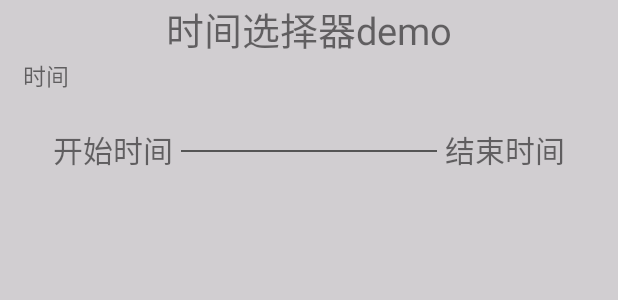
After one commit to laihuiming/MyApp, an Android app: the layout m_left_time.xml on its own in the app's theme, with its tools: preview values and no code run, on a phone screen of 412 x 824 dp. The commit adds this screen. Shown: the top 300 px of the screen. Run offline under Robolectric (Android 15) with nearby library versions, the phone set to English and light mode, and no system bars.

```diff
--- a/app/build.gradle
+++ b/app/build.gradle
@@ -151,4 +151,6 @@ dependencies {
     api "org.permissionsdispatcher:permissionsdispatcher:4.7.0"
     annotationProcessor "org.permissionsdispatcher:permissionsdispatcher-processor:4.7.0"
 
+    api 'com.contrarywind:Android-PickerView:4.1.9' //日期时间选择器
+
 }
--- a/app/src/main/AndroidManifest.xml
+++ b/app/src/main/AndroidManifest.xml
@@ -33,6 +33,7 @@
         <activity android:name=".ActivityResultTest.ThirdActivity"/>
         <activity android:name=".VisibilityTest.VisibilityTestActivity"/>
         <activity android:name=".ViewPager.ViewPagerActivity"/>
+        <activity android:name=".DrawerLayout.DrawerLayoutTestActivity"/>
     </application>
 
 </manifest>
--- a/app/src/main/java/com/example/myapplication2/ViewPager/ViewPagerActivity.java
+++ b/app/src/main/java/com/example/myapplication2/ViewPager/ViewPagerActivity.java
@@ -1,6 +1,7 @@
 package com.example.myapplication2.ViewPager;
 
 
+import android.annotation.SuppressLint;
 import android.os.Bundle;
 import android.view.LayoutInflater;
 import android.view.View;
@@ -28,7 +29,6 @@ public class ViewPagerActivity extends AppCompatActivity {
     TabLayout tabLayout;
     @BindView(R.id.viewpager)
     ViewPager viewpager;
-
     private ViewPagerAdapter adapter;
 
     //设置界面文件和文字一一对应
@@ -56,8 +56,9 @@ public class ViewPagerActivity extends AppCompatActivity {
         //初始化
         tabLayout.getTabAt(ItemWhat);
         for (int i = 1; i < tabLayout.getTabCount();i++){
-            View view = LayoutInflater.from(ViewPagerActivity.this).inflate(R.layout.item_view1,null);
+            View view = LayoutInflater.from(ViewPagerActivity.this).inflate(R.layout.item_viewpager_view,null);
 //            LinearLayout linearLayout = view.findViewById(R.id.ll_tab1);
+
             TextView tabText = view.findViewById(R.id.tv_tab1);
             ImageView imageView = view.findViewById(R.id.iv_tab1);
 
--- a/app/src/main/res/layout/activity_main.xml
+++ b/app/src/main/res/layout/activity_main.xml
@@ -36,5 +36,9 @@
         android:text="切换页面ViewPager测试"
         android:layout_width="wrap_content"
         android:layout_height="wrap_content"/>
-
+    <Button
+        android:id="@+id/activity_drawerlayout_text"
+        android:text="侧滑页面测试"
+        android:layout_width="wrap_content"
+        android:layout_height="wrap_content"/>
 </LinearLayout>
--- /dev/null
+++ b/app/src/main/res/layout/m_left_time.xml
@@ -0,0 +1,61 @@
+<?xml version="1.0" encoding="utf-8"?>
+<androidx.core.widget.NestedScrollView
+    xmlns:android="http://schemas.android.com/apk/res/android"
+    android:layout_width="match_parent"
+    android:layout_height="match_parent"
+    android:orientation="vertical"
+    android:background="#F8D0CDD0">
+    <LinearLayout
+        android:layout_width="match_parent"
+        android:layout_height="match_parent"
+        android:orientation="vertical">
+    <TextView
+        android:id="@+id/tv_time"
+        android:text="时间选择器demo"
+        android:textSize="25sp"
+        android:layout_gravity="center"
+        android:layout_width="wrap_content"
+        android:layout_height="wrap_content"/>
+    <TextView
+        android:text="时间"
+        android:textSize="15sp"
+        android:layout_marginLeft="15dp"
+        android:layout_width="wrap_content"
+        android:layout_height="wrap_content"/>
+        <LinearLayout
+            android:orientation="horizontal"
+            android:layout_width="match_parent"
+            android:layout_height="wrap_content">
+            <LinearLayout
+                android:layout_marginTop="15dp"
+                android:orientation="horizontal"
+                android:layout_width="match_parent"
+                android:layout_height="45dp"
+                android:layout_gravity="center">
+                <TextView
+                    android:id="@+id/tv_begin_time"
+                    android:text="开始时间"
+                    android:textSize="20sp"
+                    android:layout_marginLeft="35dp"
+                    android:layout_width="wrap_content"
+                    android:layout_height="match_parent"/>
+                <TextView
+                    android:layout_marginTop="7dp"
+                    android:layout_width="25dp"
+                    android:layout_height="1dp"
+                    android:layout_weight="1"
+                    android:background="#555555"
+                    android:layout_marginLeft="5dp"
+                    android:layout_marginRight="5dp"/>
+                <TextView
+                    android:id="@+id/tv_end_time"
+                    android:text="结束时间"
+                    android:textSize="20sp"
+                    android:layout_marginRight="35dp"
+                    android:layout_width="wrap_content"
+                    android:layout_height="match_parent"/>
+            </LinearLayout>
+        </LinearLayout>
+
+    </LinearLayout>
+</androidx.core.widget.NestedScrollView>
```
Also changed, not shown: app/src/main/java/com/example/myapplication2/Bean/AreaDataBean.java (added, +94 -0 lines), app/src/main/java/com/example/myapplication2/DrawerLayout/DrawerLayoutTestActivity.java (added, +63 -0 lines), app/src/main/java/com/example/myapplication2/MainActivity.java (+7 -1 lines), app/src/main/java/com/example/myapplication2/ViewPager/TabTwoFragment.java (+8 -0 lines), app/src/main/res/layout/activity_drawerlayout_test.xml (added, +31 -0 lines), app/src/main/res/layout/item_view2.xml (deleted, +0 -22 lines), app/src/main/res/layout/item_view3.xml (deleted, +0 -22 lines), app/src/main/res/layout/item_view4.xml (deleted, +0 -22 lines), app/src/main/res/layout/item_viewpager_view.xml (renamed from app/src/main/res/layout/item_view1.xml).
